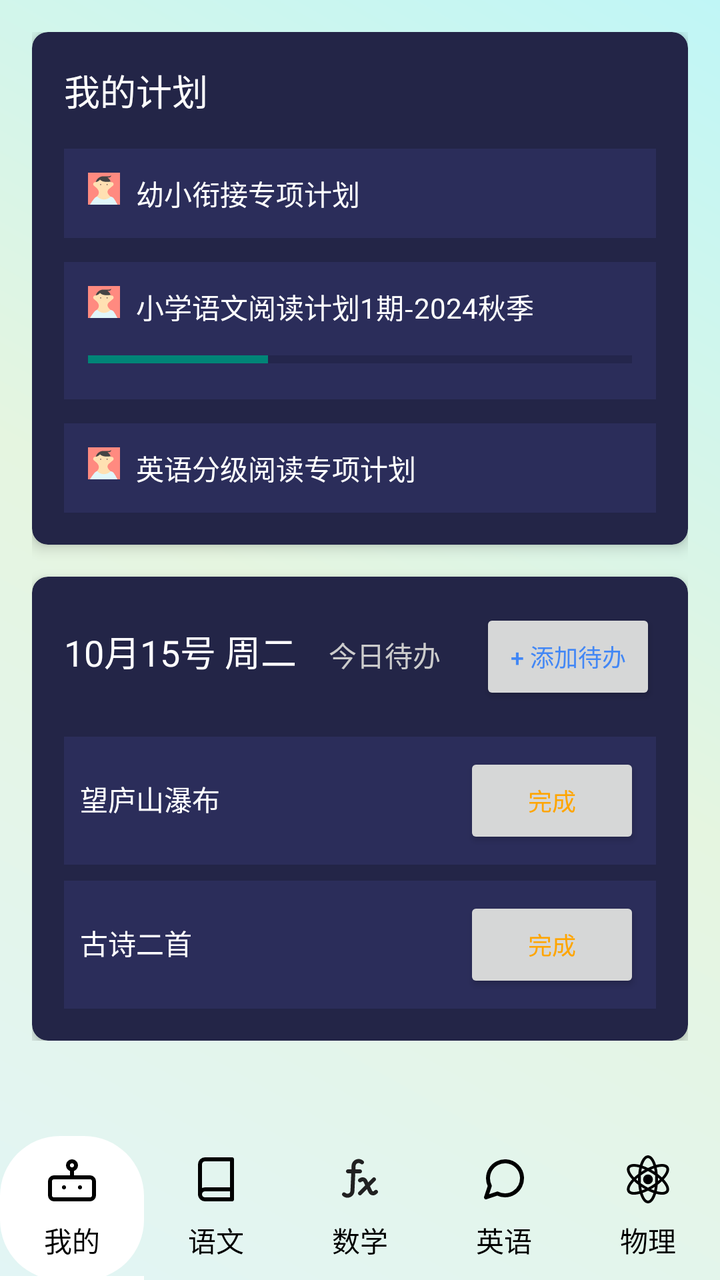
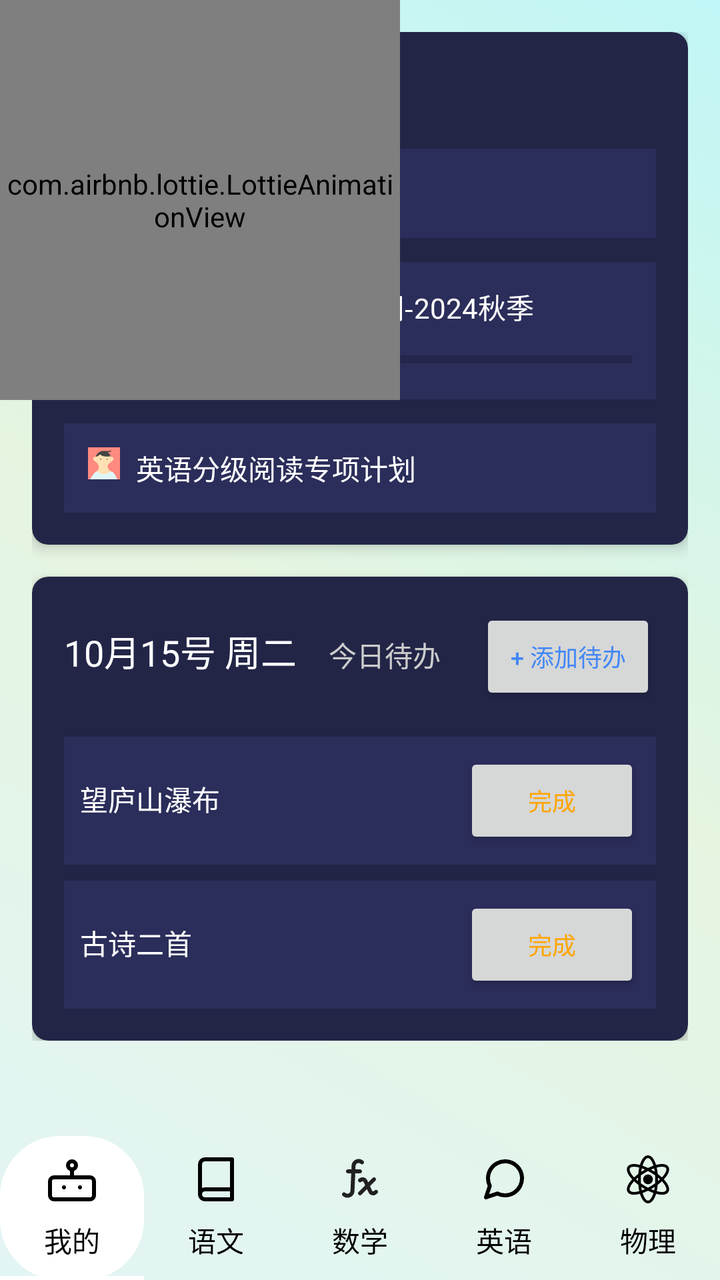

Screens rendered from an Android XML layout before and after an edit, with the pre-edit source and the edit as a unified diff.
<!-- AndroidManifest.xml: activity theme Theme.IMatesApp.FullScreen -->
<!-- res/layout/activity_main.xml -->
<?xml version="1.0" encoding="utf-8"?>
<androidx.constraintlayout.widget.ConstraintLayout
    xmlns:android="http://schemas.android.com/apk/res/android"
    xmlns:app="http://schemas.android.com/apk/res-auto"
    android:layout_width="match_parent"
    android:layout_height="match_parent"
    android:fitsSystemWindows="true"
    android:background="@drawable/app_main_background">

    <com.google.android.material.navigation.NavigationView
        android:id="@+id/nav_view"
        android:layout_width="wrap_content"
        android:layout_height="match_parent"
        android:layout_gravity="start"
        android:fitsSystemWindows="true"
        android:visibility="invisible"
        app:layout_constraintTop_toTopOf="parent"
        app:layout_constraintBottom_toTopOf="@id/bottomNavigation"
        app:layout_constraintStart_toStartOf="parent"
        app:headerLayout="@layout/nav_header_main"
        app:menu="@menu/navigation_drawer" />


    <ScrollView
        android:layout_width="match_parent"
        android:layout_height="0dp"
        app:layout_constraintTop_toTopOf="parent"
        app:layout_constraintBottom_toTopOf="@id/bottomNavigation"
        app:layout_constraintStart_toStartOf="parent"
        app:layout_constraintEnd_toEndOf="parent"
    >

        <LinearLayout
            android:layout_width="match_parent"
            android:layout_height="wrap_content"
            android:orientation="vertical"
            android:padding="16dp">

            
            <androidx.cardview.widget.CardView
                android:layout_width="match_parent"
                android:layout_height="wrap_content"
                android:layout_marginBottom="16dp"
                app:cardBackgroundColor="#232547"
                app:cardCornerRadius="8dp"
                app:cardElevation="4dp">

                <LinearLayout
                    android:layout_width="match_parent"
                    android:layout_height="wrap_content"
                    android:orientation="vertical"
                    android:padding="16dp">

                    <TextView
                        android:layout_width="wrap_content"
                        android:layout_height="wrap_content"
                        android:layout_marginBottom="16dp"
                        android:text="我的计划"
                        android:textColor="#FFFFFF"
                        android:textSize="18sp" />

                    <LinearLayout
                        android:layout_width="match_parent"
                        android:layout_height="wrap_content"
                        android:background="#2b2d5a"
                        android:orientation="horizontal"
                        android:padding="12dp">

                        <ImageView
                            android:layout_width="16dp"
                            android:layout_height="16dp"
                            android:src="@drawable/avatar_1" />

                        <TextView
                            android:layout_width="wrap_content"
                            android:layout_height="wrap_content"
                            android:layout_marginStart="8dp"
                            android:text="幼小衔接专项计划"
                            android:textColor="#FFFFFF"
                            android:textSize="14sp" />

                    </LinearLayout>

                    <LinearLayout
                        android:layout_width="match_parent"
                        android:layout_height="wrap_content"
                        android:layout_marginTop="12dp"
                        android:background="#2b2d5a"
                        android:orientation="vertical"
                        android:padding="12dp">

                        <LinearLayout
                            android:layout_width="match_parent"
                            android:layout_height="wrap_content"
                            android:orientation="horizontal">

                            <ImageView
                                android:layout_width="16dp"
                                android:layout_height="16dp"
                                android:src="@drawable/avatar_1" />

                            <TextView
                                android:layout_width="wrap_content"
                                android:layout_height="wrap_content"
                                android:layout_marginStart="8dp"
                                android:text="小学语文阅读计划1期-2024秋季"
                                android:textColor="#FFFFFF"
                                android:textSize="14sp" />

                        </LinearLayout>

                        <ProgressBar
                            style="?android:attr/progressBarStyleHorizontal"
                            android:layout_width="match_parent"
                            android:layout_height="wrap_content"
                            android:layout_marginTop="8dp"
                            android:progress="33" />

                    </LinearLayout>

                    <LinearLayout
                        android:layout_width="match_parent"
                        android:layout_height="wrap_content"
                        android:layout_marginTop="12dp"
                        android:background="#2b2d5a"
                        android:orientation="horizontal"
                        android:padding="12dp">

                        <ImageView
                            android:layout_width="16dp"
                            android:layout_height="16dp"
                            android:src="@drawable/avatar_1" />

                        <TextView
                            android:layout_width="wrap_content"
                            android:layout_height="wrap_content"
                            android:layout_marginStart="8dp"
                            android:text="英语分级阅读专项计划"
                            android:textColor="#FFFFFF"
                            android:textSize="14sp" />

                    </LinearLayout>

                </LinearLayout>

            </androidx.cardview.widget.CardView>

            
            <androidx.cardview.widget.CardView
                android:layout_width="match_parent"
                android:layout_height="wrap_content"
                app:cardBackgroundColor="#232547"
                app:cardCornerRadius="8dp"
                app:cardElevation="4dp">

                <LinearLayout
                    android:layout_width="match_parent"
                    android:layout_height="wrap_content"
                    android:orientation="vertical"
                    android:padding="16dp">

                    <LinearLayout
                        android:layout_width="match_parent"
                        android:layout_height="wrap_content"
                        android:orientation="horizontal">

                        <TextView
                            android:layout_width="wrap_content"
                            android:layout_height="wrap_content"
                            android:text="10月15号 周二"
                            android:textColor="#FFFFFF"
                            android:textSize="18sp" />

                        <TextView
                            android:layout_width="wrap_content"
                            android:layout_height="wrap_content"
                            android:layout_marginStart="16dp"
                            android:text="今日待办"
                            android:textColor="#CCCCCC"
                            android:textSize="14sp" />

                        <View
                            android:layout_width="0dp"
                            android:layout_height="0dp"
                            android:layout_weight="1" />

                        <Button
                            android:layout_width="wrap_content"
                            android:layout_height="wrap_content"
                            android:text="+ 添加待办"
                            android:textColor="#4287f5"
                            android:textSize="12sp"
                            app:backgroundTint="#232547" />

                    </LinearLayout>

                    <LinearLayout
                        android:layout_width="match_parent"
                        android:layout_height="wrap_content"
                        android:layout_marginTop="16dp"
                        android:background="#2b2d5a"
                        android:orientation="horizontal"
                        android:padding="8dp">

                        <TextView
                            android:layout_width="0dp"
                            android:layout_height="wrap_content"
                            android:layout_weight="1"
                            android:text="望庐山瀑布"
                            android:textColor="#FFFFFF"
                            android:textSize="14sp" />

                        <Button
                            android:layout_width="wrap_content"
                            android:layout_height="wrap_content"
                            android:text="完成"
                            android:textColor="#FFA500"
                            android:textSize="12sp"
                            app:backgroundTint="#33FFA500" />

                    </LinearLayout>

                    <LinearLayout
                        android:layout_width="match_parent"
                        android:layout_height="wrap_content"
                        android:layout_marginTop="8dp"
                        android:background="#2b2d5a"
                        android:orientation="horizontal"
                        android:padding="8dp">

                        <TextView
                            android:layout_width="0dp"
                            android:layout_height="wrap_content"
                            android:layout_weight="1"
                            android:text="古诗二首"
                            android:textColor="#FFFFFF"
                            android:textSize="14sp" />

                        <Button
                            android:layout_width="wrap_content"
                            android:layout_height="wrap_content"
                            android:text="完成"
                            android:textColor="#FFA500"
                            android:textSize="12sp"
                            app:backgroundTint="#33FFA500" />

                    </LinearLayout>

                </LinearLayout>

            </androidx.cardview.widget.CardView>

        </LinearLayout>

    </ScrollView>


    <HorizontalScrollView
        android:id="@+id/bottomNavigation"
        android:layout_width="match_parent"
        android:layout_height="wrap_content"
        android:scrollbars="none"
        app:layout_constraintBottom_toBottomOf="parent">

        <com.google.android.material.tabs.TabLayout
            android:id="@+id/tabLayout"
            android:layout_width="wrap_content"
            android:layout_height="wrap_content"
            app:tabGravity="center"
            app:tabIndicatorFullWidth="true"
            app:tabIndicatorColor="@android:color/white"
            app:tabIndicatorHeight="2dp"
            app:tabMode="scrollable"
            style="@style/CustomTabLayout">

            <com.google.android.material.tabs.TabItem
                android:layout_width="wrap_content"
                android:layout_height="wrap_content"
                android:icon="@drawable/ic_robot"
                android:text="我的" />

            <com.google.android.material.tabs.TabItem
                android:layout_width="wrap_content"
                android:layout_height="wrap_content"
                android:icon="@drawable/ic_literature"
                android:text="语文" />

            <com.google.android.material.tabs.TabItem
                android:layout_width="wrap_content"
                android:layout_height="wrap_content"
                android:icon="@drawable/ic_math"
                android:text="数学" />

            <com.google.android.material.tabs.TabItem
                android:layout_width="wrap_content"
                android:layout_height="wrap_content"
                android:icon="@drawable/ic_message_circle"
                android:text="英语" />

            <com.google.android.material.tabs.TabItem
                android:layout_width="wrap_content"
                android:layout_height="wrap_content"
                android:icon="@drawable/ic_physics"
                android:text="物理" />

            <com.google.android.material.tabs.TabItem
                android:layout_width="wrap_content"
                android:layout_height="wrap_content"
                android:icon="@drawable/ic_chemical"
                android:text="化学" />

            <com.google.android.material.tabs.TabItem
                android:layout_width="wrap_content"
                android:layout_height="wrap_content"
                android:icon="@drawable/ic_biology"
                android:text="生物" />

        </com.google.android.material.tabs.TabLayout>

    </HorizontalScrollView>

</androidx.constraintlayout.widget.ConstraintLayout>
<!-- res/layout/nav_header_main.xml (included above) -->
<?xml version="1.0" encoding="utf-8"?>
<LinearLayout xmlns:android="http://schemas.android.com/apk/res/android"
    xmlns:app="http://schemas.android.com/apk/res-auto"
    android:layout_width="match_parent"
    android:layout_height="176dp"
    android:background="@drawable/side_nav_bar"
    android:gravity="bottom"
    android:orientation="vertical"
    android:padding="16dp">

    <ImageView
        android:id="@+id/imageView"
        android:layout_width="wrap_content"
        android:layout_height="wrap_content"
        android:contentDescription="@string/nav_header_desc"
        android:paddingTop="8dp"
        app:srcCompat="@mipmap/ic_launcher_round" />

    <TextView
        android:layout_width="match_parent"
        android:layout_height="wrap_content"
        android:paddingTop="8dp"
        android:text="@string/nav_header_title" />

    <TextView
        android:id="@+id/textView"
        android:layout_width="wrap_content"
        android:layout_height="wrap_content"
        android:text="@string/nav_header_subtitle" />
</LinearLayout>
<!-- resources referenced by this layout -->
<resources>
  <!-- drawable app_main_background (drawable) -->
  <layer-list xmlns:android="http://schemas.android.com/apk/res/android">
      
      <item>
          <shape android:shape="rectangle">
              <gradient
                  android:startColor="#E2F5F5"
                  android:centerColor="#e5f5e0"
                  android:endColor="#C0F6F6"
                  android:type="linear"
                  android:angle="45" />
          </shape>
      </item>
  </layer-list>
  <!-- drawable ic_literature (drawable) -->
  <vector xmlns:android="http://schemas.android.com/apk/res/android"
      android:width="24dp"
      android:height="24dp"
      android:viewportWidth="24"
      android:viewportHeight="24">
      <path
          android:pathData="M4,19.5A2.5,2.5 0,0 1,6.5 17H20"
          android:strokeLineJoin="round"
          android:strokeWidth="2"
          android:fillColor="#00000000"
          android:strokeColor="#000000"
          android:strokeLineCap="round"/>
      <path
          android:pathData="M6.5,2H20v20H6.5A2.5,2.5 0,0 1,4 19.5v-15A2.5,2.5 0,0 1,6.5 2z"
          android:strokeLineJoin="round"
          android:strokeWidth="2"
          android:fillColor="#00000000"
          android:strokeColor="#000000"
          android:strokeLineCap="round"/>
  </vector>
  <!-- drawable ic_message_circle (drawable) -->
  <vector xmlns:android="http://schemas.android.com/apk/res/android"
      android:width="24dp"
      android:height="24dp"
      android:viewportWidth="24"
      android:viewportHeight="24">
      <path
          android:pathData="M21,11.5a8.38,8.38 0,0 1,-0.9 3.8,8.5 8.5,0 0,1 -7.6,4.7 8.38,8.38 0,0 1,-3.8 -0.9L3,21l1.9,-5.7a8.38,8.38 0,0 1,-0.9 -3.8,8.5 8.5,0 0,1 4.7,-7.6 8.38,8.38 0,0 1,3.8 -0.9h0.5a8.48,8.48 0,0 1,8 8v0.5z"
          android:strokeLineJoin="round"
          android:strokeWidth="2"
          android:fillColor="#00000000"
          android:strokeColor="#000000"
          android:strokeLineCap="round"/>
  </vector>
  <!-- drawable side_nav_bar (drawable) -->
  <shape xmlns:android="http://schemas.android.com/apk/res/android"
      android:shape="rectangle">
      <gradient
          android:angle="135"
          android:centerColor="#009688"
          android:endColor="#00695C"
          android:startColor="#4DB6AC"
          android:type="linear" />
  </shape>
  <!-- mipmap ic_launcher_round (mipmap-anydpi-v26) -->
  <?xml version="1.0" encoding="utf-8"?>
  <adaptive-icon xmlns:android="http://schemas.android.com/apk/res/android">
      <background android:drawable="@drawable/ic_launcher_background"/>
      <foreground android:drawable="@mipmap/ic_launcher_foreground"/>
  </adaptive-icon>
  <string name="nav_header_desc">Navigation header</string>
  <string name="nav_header_subtitle">android.studio@android.com</string>
  <string name="nav_header_title">Android Studio</string>
  <style name="CustomTabLayout" parent="Widget.Design.TabLayout">
          <item name="tabBackground">@color/tab_background_selector</item>
          <item name="tabIndicatorHeight">0dp</item>
          <item name="tabTextColor">@android:color/black</item>
          <item name="tabSelectedTextColor">@android:color/black</item>
      </style>
  <style name="Theme.IMatesApp.FullScreen" parent="Theme.AppCompat.Light.NoActionBar">
          
          <item name="android:windowFullscreen">true</item>
          
          <item name="android:windowTranslucentStatus">true</item>
          
          <item name="android:windowTranslucentNavigation">true</item>
      </style>
  <!-- unchanged entries left out for length: 7 -->
</resources>

<!-- the commit's change to res/layout/activity_main.xml (unified diff, before → after) -->
@@ -254,7 +254,6 @@
 
     </ScrollView>
 
-
     <HorizontalScrollView
         android:id="@+id/bottomNavigation"
         android:layout_width="match_parent"
@@ -318,6 +317,26 @@
         </com.google.android.material.tabs.TabLayout>
 
     </HorizontalScrollView>
+
+    <FrameLayout
+        android:id="@+id/lottieContainer"
+        android:layout_width="match_parent"
+        android:layout_height="match_parent"
+        app:layout_constraintTop_toTopOf="parent"
+        app:layout_constraintBottom_toBottomOf="parent"
+        app:layout_constraintLeft_toLeftOf="parent"
+        app:layout_constraintRight_toRightOf="parent">
+
+        
+        <com.airbnb.lottie.LottieAnimationView
+            android:id="@+id/lottieAnimationView"
+            android:layout_width="200dp"
+            android:layout_height="200dp"
+            app:lottie_fileName="Animation1.json"
+            app:lottie_autoPlay="true"
+            app:lottie_loop="true" />
+
+    </FrameLayout>
 
 </androidx.constraintlayout.widget.ConstraintLayout>
 <!-- res/layout/nav_header_main.xml (included above) -->
